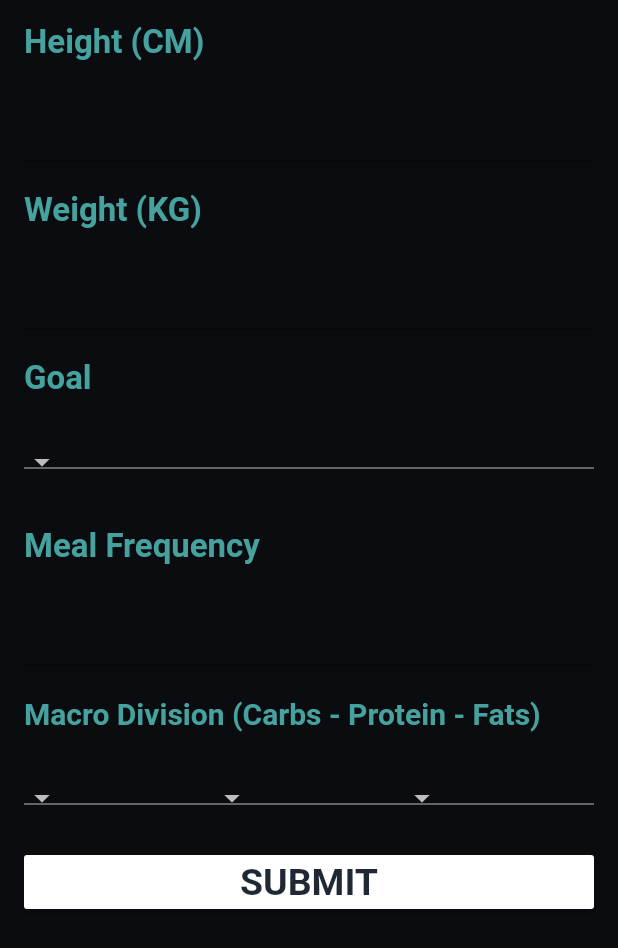
After one commit to satorhho/DailyMealPlanner, a Flutter app: the NewModifyPlan screen opened directly, on a phone screen of 412 x 824 dp. The commit adds this screen. Shown: the top 948 px of the screen. Run offline on Flutter 3.47's test engine with Material 2 defaults, Android fonts, the phone set to English and light mode, and no system bars; our stand-ins replace flutter_svg; Roboto replaces fonts that are missing (Nirmala UI, Rockwell).

Commit message:
1st sem final prototype

```diff
--- a/lib/InitialMainPlan.dart
+++ b/lib/InitialMainPlan.dart
@@ -1,6 +1,7 @@
 import 'package:finalfolder/MainPlanCreated.dart';
-import 'package:finalfolder/ModifyPlan.dart';
 import 'package:flutter/material.dart';
+
+import 'NewModifyPlan.dart';
 
 class InitialMainPlan extends StatelessWidget {
   InitialMainPlan({
@@ -130,7 +131,7 @@ class InitialMainPlan extends StatelessWidget {
             onTap: () {
               Navigator.push(
                 context,
-                MaterialPageRoute(builder: (context) => ModifyPlan()),
+                MaterialPageRoute(builder: (context) => NewModifyPlan()),
               );
             },
             child: Container(
--- a/lib/MainPlanCreated.dart
+++ b/lib/MainPlanCreated.dart
@@ -1,6 +1,6 @@
 import 'package:finalfolder/MealInfo.dart';
-import 'package:finalfolder/ModifyPlan.dart';
 import 'package:flutter/material.dart';
+import 'NewModifyPlan.dart';
 
 class MainPlanCreated extends StatelessWidget {
   MainPlanCreated({
@@ -163,7 +163,7 @@ class MainPlanCreated extends StatelessWidget {
             onTap: () {
               Navigator.push(
                 context,
-                MaterialPageRoute(builder: (context) => ModifyPlan()),
+                MaterialPageRoute(builder: (context) => NewModifyPlan()),
               );
             },
             child: Container(
--- /dev/null
+++ b/lib/NewModifyPlan.dart
@@ -0,0 +1,137 @@
+import 'package:finalfolder/MainPlanCreated.dart';
+import 'package:flutter/material.dart';
+import 'package:flutter_svg/flutter_svg.dart';
+
+class NewModifyPlan extends StatelessWidget {
+  @override
+  Widget build(BuildContext context) {
+    return Scaffold(
+      backgroundColor: const Color(0xff0b0c10),
+      //backgroundColor: Colors.white38,
+      body: Center(
+        child: ListView(
+          children: [
+            //Divider(),
+            ListTile(
+                title: Text(
+                "Height (CM)",
+                style: TextStyle(
+                  fontFamily: 'Rockwell',
+                  fontWeight: FontWeight.bold,
+                  fontSize: 22,
+                  color: Color(0xff45a29e),
+                ),
+              ),
+            ),
+            ListTile(
+              title: TextField(
+
+              ),
+            ),
+            ListTile(
+              title: Text(
+                "Weight (KG)",
+                style: TextStyle(
+                  fontFamily: 'Rockwell',
+                  fontSize: 22,
+                  color: Color(0xff45a29e),
+                  fontWeight: FontWeight.bold,
+                ),
+              ),
+            ),
+            ListTile(
+              title: TextField(
+
+              ),
+            ),
+            ListTile(
+              title: Text(
+                "Goal",
+                style: TextStyle(
+                  fontFamily: 'Rockwell',
+                  fontSize: 22,
+                  color: Color(0xff45a29e),
+                  fontWeight: FontWeight.bold,
+                ),
+              ),
+            ),
+            ListTile(
+              title: DropdownButton(
+                icon: Icon(Icons.arrow_drop_down),
+              ),
+            ),
+            ListTile(
+              title: Text(
+                "Meal Frequency",
+                style: TextStyle(
+                  fontFamily: 'Rockwell',
+                  fontSize: 22,
+                  color: Color(0xff45a29e),
+                  fontWeight: FontWeight.bold,
+                ),
+              ),
+            ),
+            ListTile(
+              title: TextField(
+                keyboardType: TextInputType.number,
+              ),
+            ),
+            ListTile(
+              title: Text(
+                "Macro Division (Carbs - Protein - Fats)",
+                style: TextStyle(
+                  fontFamily: 'Rockwell',
+                  fontSize: 20,
+                  color: Color(0xff45a29e),
+                  fontWeight: FontWeight.bold,
+                ),
+              ),
+            ),
+            ListTile(
+              title: Row(
+                children: [
+                  Expanded(
+                    child: DropdownButton(
+                      icon: Icon(Icons.arrow_drop_down),
+                    ),
+                  ),
+                  Expanded(
+                    child: DropdownButton(
+                      icon: Icon(Icons.arrow_drop_down),
+                    ),
+                  ),
+                  Expanded(
+                    child: DropdownButton(
+                      icon: Icon(Icons.arrow_drop_down),
+                    ),
+                  ),
+                ],
+              ),
+            ),
+            ListTile(
+              title: RaisedButton(
+                child: Text(
+                  'SUBMIT',
+                  style: TextStyle(
+                    fontFamily: 'Nirmala UI',
+                    fontSize: 25,
+                    color: Color(0xff1f2833),
+                    fontWeight: FontWeight.w700,
+                  ),
+                  textAlign: TextAlign.center,
+                ),
+                color: Colors.white,
+                onPressed: () {
+                  Navigator.push(
+                    context,
+                    MaterialPageRoute(builder: (context) => MainPlanCreated()),
+                  );
+                },
+              ),
+            ),
+          ],
+        ),
+      ),
+    );
+  }
+}
--- a/lib/main.dart
+++ b/lib/main.dart
@@ -8,7 +8,8 @@ import 'package:finalfolder/SignInPage.dart';
 import 'package:finalfolder/Splash.dart';
 import 'package:flutter/material.dart';
 import 'package:flutter_svg/flutter_svg.dart';
-import 'ModifyPlan.dart';
+import 'InitialMainPlan.dart';
+import 'NewModifyPlan.dart';
 
 void main() {
   runApp(MyApp());
```
Also changed, not shown: lib/ModifyPlan.dart (deleted, +0 -305 lines).
